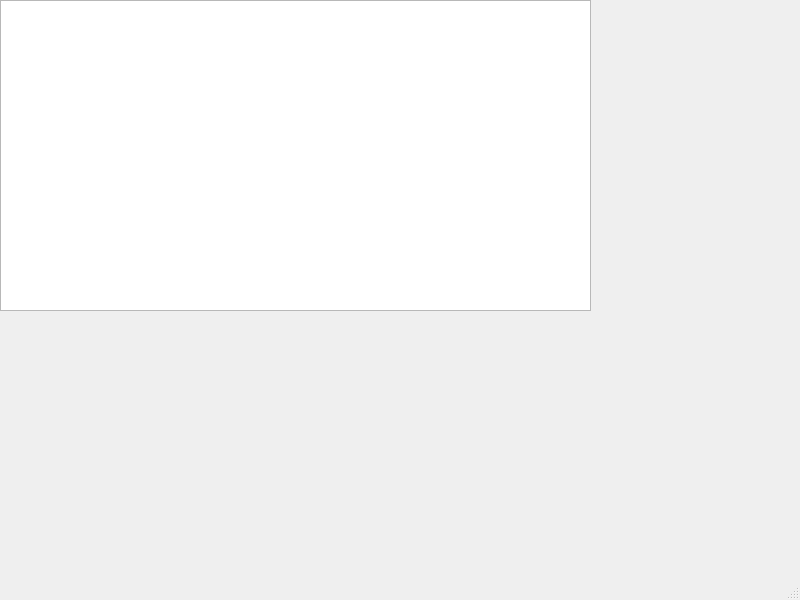
Qt form mainwindow.ui (MiguelGil1/lab_5) before a commit.
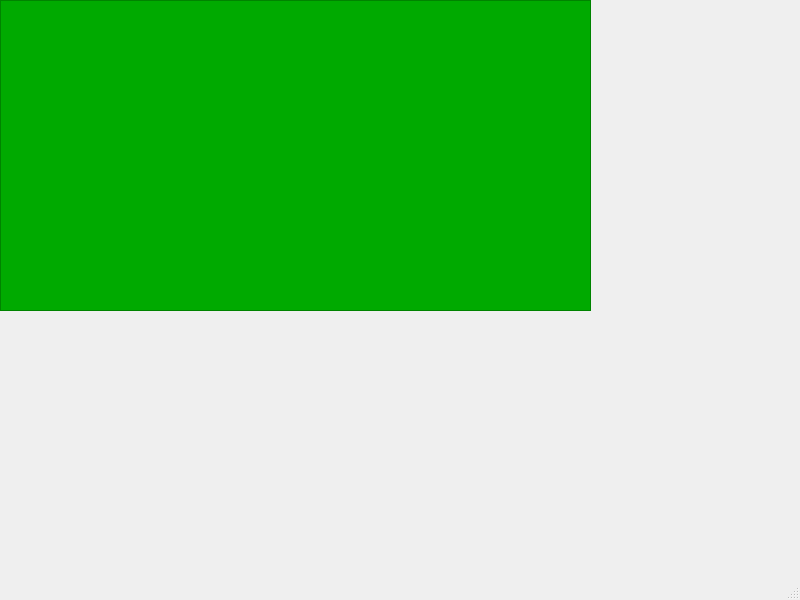
The same form after that commit.

Patch:
```diff
--- a/mainwindow.ui
+++ b/mainwindow.ui
@@ -23,6 +23,9 @@
       <height>311</height>
      </rect>
     </property>
+    <property name="styleSheet">
+     <string notr="true">background-color: rgb(0, 170, 0);</string>
+    </property>
    </widget>
   </widget>
   <widget class="QMenuBar" name="menubar">
```
